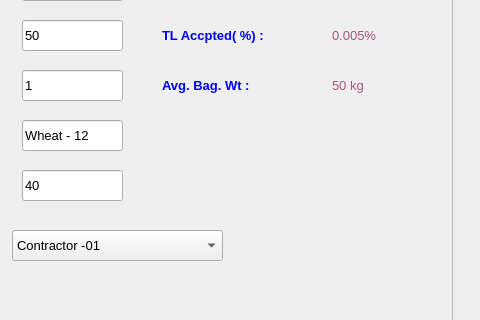
This is FCI/ui/fci_02_Batches.ui in sanjaymanegit/testRepo as Qt 5 draws it before an edit; both pictures show x 888 to 1368 and y 350 to 670 of the 1368 by 768 pixel window. The edited form follows.
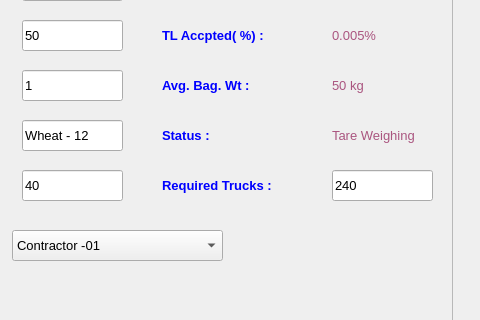
This is the edited form.

Diff of the .ui file:
```diff
--- a/FCI/ui/fci_02_Batches.ui
+++ b/FCI/ui/fci_02_Batches.ui
@@ -1258,6 +1258,104 @@
       <set>Qt::AlignLeading|Qt::AlignLeft|Qt::AlignVCenter</set>
      </property>
     </widget>
+    <widget class="QLabel" name="label_37">
+     <property name="geometry">
+      <rect>
+       <x>1020</x>
+       <y>450</y>
+       <width>71</width>
+       <height>31</height>
+      </rect>
+     </property>
+     <property name="font">
+      <font>
+       <family>MS Shell Dlg 2</family>
+       <pointsize>10</pointsize>
+       <weight>75</weight>
+       <bold>true</bold>
+       <underline>false</underline>
+      </font>
+     </property>
+     <property name="styleSheet">
+      <string notr="true">color: rgb(0, 0, 255);</string>
+     </property>
+     <property name="text">
+      <string>Status :</string>
+     </property>
+     <property name="alignment">
+      <set>Qt::AlignLeading|Qt::AlignLeft|Qt::AlignVCenter</set>
+     </property>
+    </widget>
+    <widget class="QLabel" name="label_4">
+     <property name="geometry">
+      <rect>
+       <x>1190</x>
+       <y>450</y>
+       <width>91</width>
+       <height>31</height>
+      </rect>
+     </property>
+     <property name="font">
+      <font>
+       <pointsize>10</pointsize>
+      </font>
+     </property>
+     <property name="styleSheet">
+      <string notr="true">color: rgb(170, 85, 127);</string>
+     </property>
+     <property name="text">
+      <string>Tare Weighing</string>
+     </property>
+     <property name="alignment">
+      <set>Qt::AlignLeading|Qt::AlignLeft|Qt::AlignVCenter</set>
+     </property>
+    </widget>
+    <widget class="QLabel" name="label_38">
+     <property name="geometry">
+      <rect>
+       <x>1020</x>
+       <y>500</y>
+       <width>131</width>
+       <height>31</height>
+      </rect>
+     </property>
+     <property name="font">
+      <font>
+       <family>MS Shell Dlg 2</family>
+       <pointsize>10</pointsize>
+       <weight>75</weight>
+       <bold>true</bold>
+       <underline>false</underline>
+      </font>
+     </property>
+     <property name="styleSheet">
+      <string notr="true">color: rgb(0, 0, 255);</string>
+     </property>
+     <property name="text">
+      <string>Required Trucks :</string>
+     </property>
+     <property name="alignment">
+      <set>Qt::AlignLeading|Qt::AlignLeft|Qt::AlignVCenter</set>
+     </property>
+    </widget>
+    <widget class="QLineEdit" name="lineEdit_11">
+     <property name="geometry">
+      <rect>
+       <x>1190</x>
+       <y>500</y>
+       <width>101</width>
+       <height>31</height>
+      </rect>
+     </property>
+     <property name="font">
+      <font>
+       <pointsize>10</pointsize>
+      </font>
+     </property>
+     <property name="text">
+      <string>240</string>
+     </property>
+    </widget>
    </widget>
   </widget>
   <widget class="QMenuBar" name="menubar">
```
